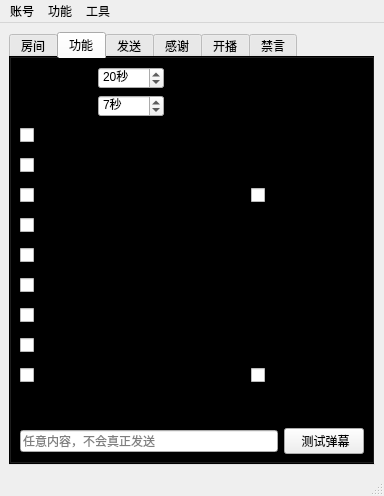
The window that mainwindow.ui (iwxyi/Bilibili-MagicalDanmaku) describes before a commit, drawn with Qt 5.
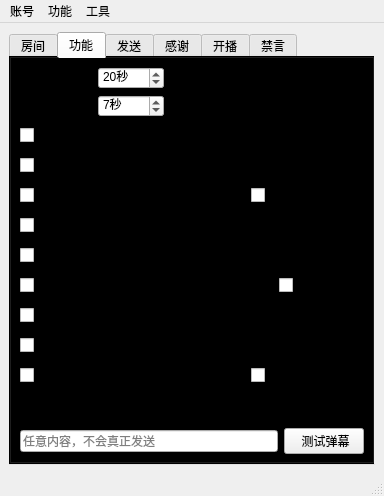
The same window after the commit. The open tabs and pages were chosen to show the change.

Commit message: 使用视频播放量+专栏阅读量来判断机器人

```diff
--- a/mainwindow.ui
+++ b/mainwindow.ui
@@ -355,7 +355,7 @@
          </layout>
         </item>
         <item>
-         <layout class="QHBoxLayout" name="horizontalLayout_18" stretch="1">
+         <layout class="QHBoxLayout" name="horizontalLayout_18" stretch="1,0">
           <property name="topMargin">
            <number>0</number>
           </property>
@@ -369,6 +369,16 @@
             </property>
            </widget>
           </item>
+          <item>
+           <widget class="QCheckBox" name="judgeRobotCheck">
+            <property name="toolTip">
+             <string>&lt;html&gt;&lt;head/&gt;&lt;body&gt;&lt;p&gt;开启后，判定为机器人的用户将不再触发欢迎、感谢关注&lt;/p&gt;&lt;/body&gt;&lt;/html&gt;</string>
+            </property>
+            <property name="text">
+             <string>机器人判断</string>
+            </property>
+           </widget>
+          </item>
          </layout>
         </item>
         <item>
```
Left out of the diff: 2 changed lines with no effect on the pictures. The commit also changes 3 other files.
